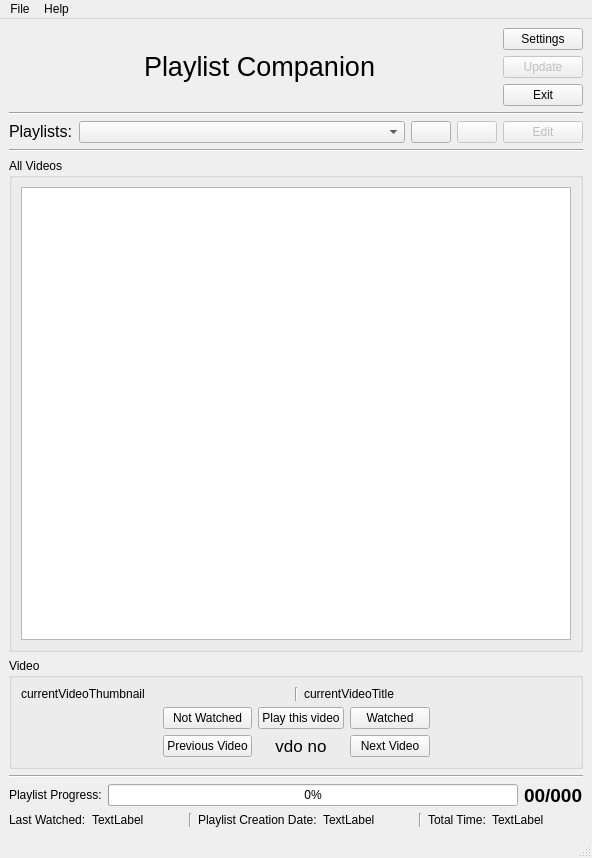
Old version of the form src/PlaylistCompanion/mainwindow.ui in the repository KaziRifatMorshed/Playlist-Companion.
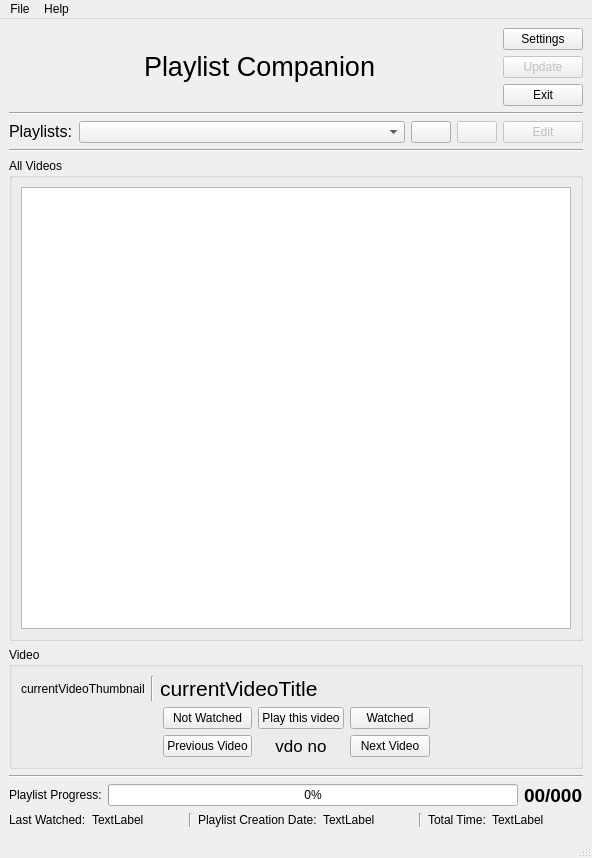
New version of the form. Icons and pictures are not drawn.

What changed in the file:
```diff
--- a/src/PlaylistCompanion/mainwindow.ui
+++ b/src/PlaylistCompanion/mainwindow.ui
@@ -237,6 +237,12 @@
         <layout class="QHBoxLayout" name="horizontalLayout_8">
          <item>
           <widget class="QLabel" name="currentVideoThumbnail">
+           <property name="sizePolicy">
+            <sizepolicy hsizetype="Fixed" vsizetype="Preferred">
+             <horstretch>0</horstretch>
+             <verstretch>0</verstretch>
+            </sizepolicy>
+           </property>
            <property name="text">
             <string>currentVideoThumbnail</string>
            </property>
@@ -252,7 +258,10 @@
          <item>
           <widget class="QLabel" name="currentVideoTitle">
            <property name="text">
-            <string>currentVideoTitle</string>
+            <string>&lt;html&gt;&lt;head/&gt;&lt;body&gt;&lt;p&gt;&lt;span style=&quot; font-size:16pt;&quot;&gt;currentVideoTitle&lt;/span&gt;&lt;/p&gt;&lt;/body&gt;&lt;/html&gt;</string>
+           </property>
+           <property name="wordWrap">
+            <bool>true</bool>
            </property>
           </widget>
          </item>
```
Left out of the diff: 8 changed lines with no effect on the pictures.
